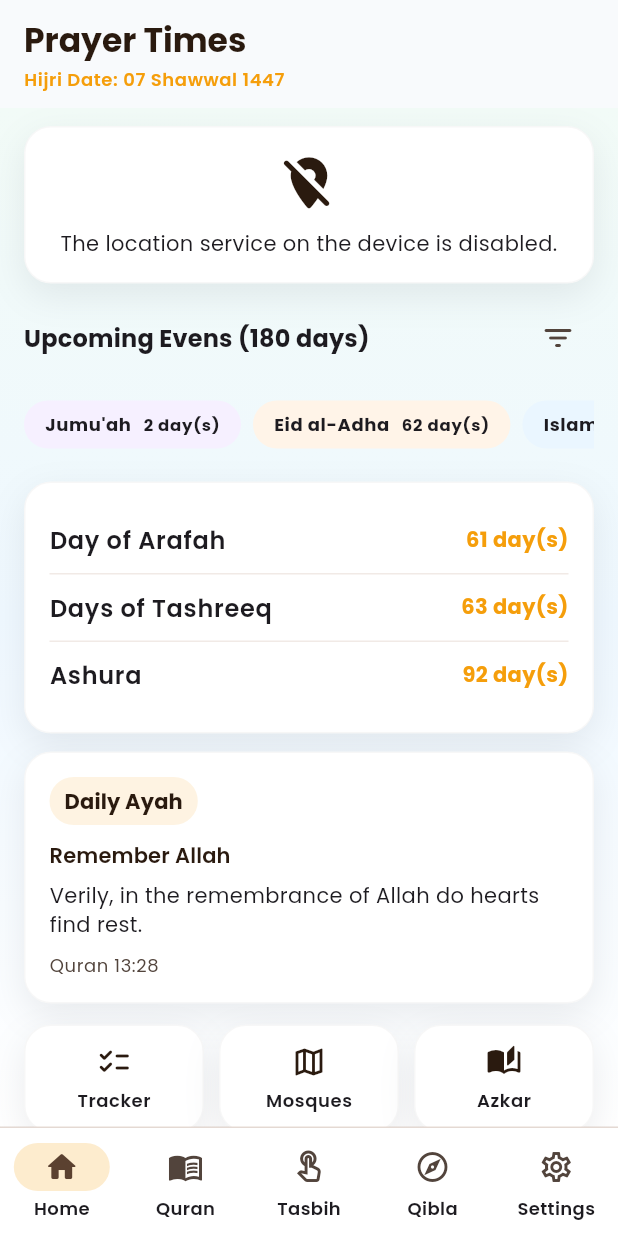
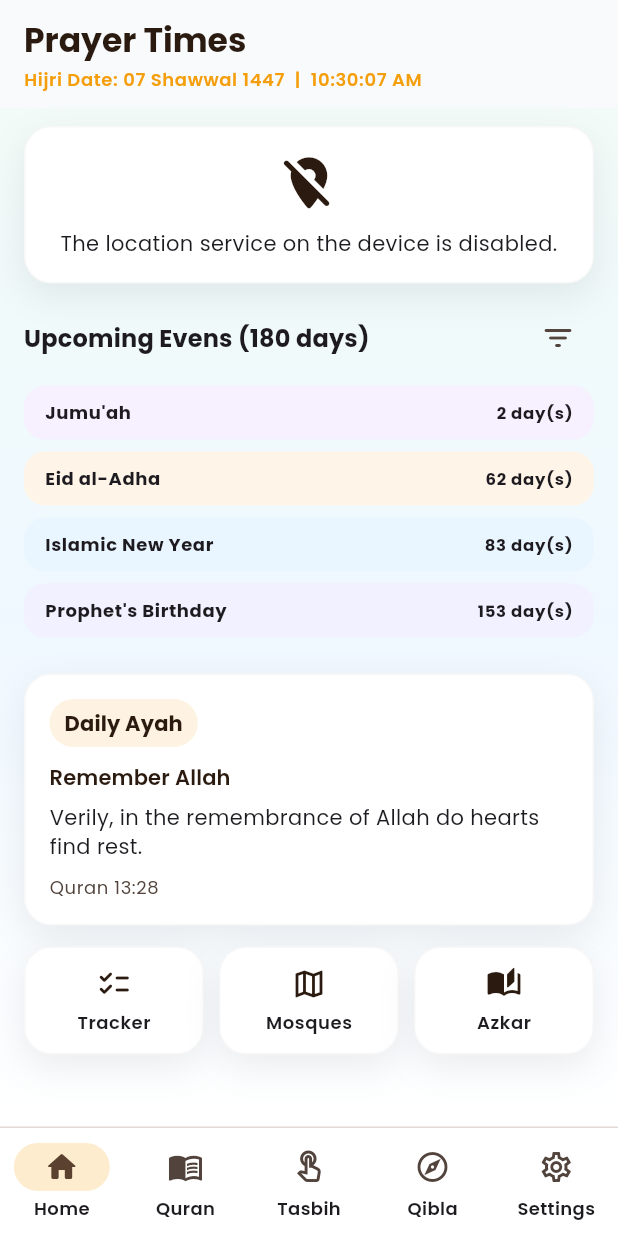
Before and after one commit to jahidjahid18/azan_new, a Flutter app: the screen it shows after launch, on a phone screen of 412 x 824 dp. Run offline on Flutter 3.47's test engine with Material 3 defaults, Android fonts, the phone set to English and light mode, and no system bars; our stand-ins replace adhan, file_picker, flutter_cache_manager, flutter_local_notifications, flutter_timezone, geocoding and 8 more; missing offline and left inert: flutter_qiblah, home_widget; accounts and stored records are empty; network calls fail; project files that could hold a hidden picture were left out.

Commit message:
working 6

```diff
--- a/lib/app.dart
+++ b/lib/app.dart
@@ -12,6 +12,7 @@ import 'package:azan_app/features/tasbih/presentation/tasbih_screen.dart';
 import 'package:azan_app/features/theme/theme_mode_option.dart';
 import 'package:flutter/material.dart';
 import 'package:hijri/hijri_calendar.dart';
+import 'package:intl/intl.dart';
 import 'package:provider/provider.dart';
 
 class AzanApp extends StatelessWidget {
@@ -60,6 +61,7 @@ class _MainScaffoldState extends State<_MainScaffold> {
     final showBanner = _currentTab == 0 || _currentTab == 4;
     final bottomInset = MediaQuery.of(context).viewPadding.bottom;
     final hijriDate = HijriCalendar.fromDate(now).toFormat('dd MMMM yyyy');
+    final currentTime = DateFormat('hh:mm:ss a').format(now);
     final titles = <String>[
       l10n.tr('titlePrayerTimes'),
       l10n.tr('titleQuran'),
@@ -78,7 +80,7 @@ class _MainScaffoldState extends State<_MainScaffold> {
             Text(titles[_currentTab]),
             const SizedBox(height: 2),
             Text(
-              '${l10n.tr('hijriDate')}: $hijriDate',
+              '${l10n.tr('hijriDate')}: $hijriDate  |  $currentTime',
               style: Theme.of(context).textTheme.bodySmall?.copyWith(
                 color: Theme.of(context).colorScheme.secondary,
                 fontWeight: FontWeight.w600,
@@ -90,6 +92,8 @@ class _MainScaffoldState extends State<_MainScaffold> {
       body: AppGradientBackground(
         useAlternative: _currentTab == 1 || _currentTab == 3,
         child: SafeArea(
+          top: false,
+          bottom: false,
           child: AnimatedSwitcher(
             duration: const Duration(milliseconds: 260),
             switchInCurve: Curves.easeOutCubic,
--- a/lib/features/calendar/presentation/islamic_events_section.dart
+++ b/lib/features/calendar/presentation/islamic_events_section.dart
@@ -1,5 +1,4 @@
 import 'package:azan_app/core/localization/app_localizations.dart';
-import 'package:azan_app/core/widgets/app_surface_card.dart';
 import 'package:flutter/material.dart';
 import 'package:hijri/hijri_calendar.dart';
 
@@ -35,17 +34,8 @@ class _IslamicEventsSectionState extends State<IslamicEventsSection> {
         .where((event) => event.showInChips)
         .take(_maxChipEvents)
         .toList(growable: false);
-    final chipEventKeys = chipEvents
-        .map((event) => _eventKey(event))
-        .toSet();
-    final listEvents = filteredEvents
-        .where(
-          (event) =>
-              event.showInMainList && !chipEventKeys.contains(_eventKey(event)),
-        )
-        .toList(growable: false);
 
-    if (chipEvents.isEmpty && listEvents.isEmpty) {
+    if (chipEvents.isEmpty) {
       return const SizedBox.shrink();
     }
 
@@ -71,20 +61,12 @@ class _IslamicEventsSectionState extends State<IslamicEventsSection> {
         ),
         const SizedBox(height: 8),
         if (chipEvents.isNotEmpty) ...<Widget>[
-          SizedBox(
-            height: 52,
-            child: SingleChildScrollView(
-              scrollDirection: Axis.horizontal,
-              child: Row(
-                children: chipEvents
-                    .asMap()
-                    .entries
-                    .map((entry) {
+          ...chipEvents.asMap().entries.map((entry) {
             final index = entry.key;
             final event = entry.value;
             return Padding(
               padding: EdgeInsets.only(
-                          right: index == chipEvents.length - 1 ? 0 : 8,
+                bottom: index == chipEvents.length - 1 ? 0 : 8,
               ),
               child: _EventChip(
                 title: _eventLabel(context, event.type),
@@ -92,31 +74,9 @@ class _IslamicEventsSectionState extends State<IslamicEventsSection> {
                 color: event.chipColor,
               ),
             );
-                    })
-                    .toList(growable: false),
-              ),
-            ),
-          ),
+          }),
           const SizedBox(height: 12),
         ],
-        if (listEvents.isNotEmpty)
-          AppSurfaceCard(
-            child: Column(
-              crossAxisAlignment: CrossAxisAlignment.start,
-              children: <Widget>[
-                ...listEvents.asMap().entries.map((entry) {
-                  final index = entry.key;
-                  final event = entry.value;
-                  final days = event.eventDate.difference(today).inDays;
-                  return _EventListRow(
-                    title: _eventLabel(context, event.type),
-                    days: days,
-                    isLast: index == listEvents.length - 1,
-                  );
-                }),
-              ],
-            ),
-          ),
       ],
     );
   }
@@ -128,10 +88,6 @@ class _IslamicEventsSectionState extends State<IslamicEventsSection> {
     _cachedDate = today;
     _cachedEvents = _IslamicEventsCalculator.calculate(today);
     return _cachedEvents;
-  }
-
-  String _eventKey(IslamicEventModel event) {
-    return '${event.type.name}-${event.eventDate.toIso8601String()}';
   }
 
   String _eventLabel(BuildContext context, IslamicEventType type) {
@@ -318,22 +274,22 @@ class _EventChip extends StatelessWidget {
   Widget build(BuildContext context) {
     final l10n = context.l10n;
     return Container(
-      constraints: const BoxConstraints(minWidth: 120),
-      padding: const EdgeInsets.symmetric(horizontal: 14, vertical: 8),
+      width: double.infinity,
+      padding: const EdgeInsets.symmetric(horizontal: 14, vertical: 10),
       decoration: BoxDecoration(
         color: color,
-        borderRadius: BorderRadius.circular(24),
+        borderRadius: BorderRadius.circular(14),
       ),
       child: Row(
-        mainAxisSize: MainAxisSize.min,
         children: <Widget>[
-          Text(
+          Expanded(
+            child: Text(
               title,
-            maxLines: 1,
-            overflow: TextOverflow.ellipsis,
+              softWrap: true,
               style: Theme.of(
                 context,
               ).textTheme.bodySmall?.copyWith(fontWeight: FontWeight.w700),
+            ),
           ),
           const SizedBox(width: 8),
           Text(
@@ -341,56 +297,6 @@ class _EventChip extends StatelessWidget {
             style: Theme.of(
               context,
             ).textTheme.labelSmall?.copyWith(fontWeight: FontWeight.w700),
-          ),
-        ],
-      ),
-    );
-  }
-}
-
-class _EventListRow extends StatelessWidget {
-  const _EventListRow({
-    required this.title,
-    required this.days,
-    this.isLast = false,
-  });
-
-  final String title;
-  final int days;
-  final bool isLast;
-
-  @override
-  Widget build(BuildContext context) {
-    final l10n = context.l10n;
-    return Container(
-      padding: const EdgeInsets.symmetric(vertical: 10),
-      decoration: BoxDecoration(
-        border: Border(
-          bottom: isLast
-              ? BorderSide.none
-              : BorderSide(
-                  color: Theme.of(
-                    context,
-                  ).colorScheme.outlineVariant.withValues(alpha: 0.35),
-                ),
-        ),
-      ),
-      child: Row(
-        children: <Widget>[
-          Expanded(
-            child: Text(
-              title,
-              style: Theme.of(
-                context,
-              ).textTheme.bodyLarge?.copyWith(fontWeight: FontWeight.w600),
-            ),
-          ),
-          Text(
-            l10n.tr('eventInDays', <String, String>{'days': '$days'}),
-            style: Theme.of(context).textTheme.bodyMedium?.copyWith(
-              color: Theme.of(context).colorScheme.secondary,
-              fontWeight: FontWeight.w700,
-            ),
           ),
         ],
       ),
--- a/lib/features/qibla/presentation/qibla_screen.dart
+++ b/lib/features/qibla/presentation/qibla_screen.dart
@@ -173,7 +173,7 @@ class _CompassBody extends StatelessWidget {
     final bottomPadding = MediaQuery.of(context).viewPadding.bottom;
     final l10n = context.l10n;
     return ListView(
-      padding: EdgeInsets.fromLTRB(20, 20, 20, 100 + bottomPadding),
+      padding: EdgeInsets.fromLTRB(20, 20, 20, 24 + bottomPadding),
       children: <Widget>[
         Text(
           l10n.tr('qiblaCompass'),
--- a/lib/features/quran/presentation/quran_dashboard_screen.dart
+++ b/lib/features/quran/presentation/quran_dashboard_screen.dart
@@ -68,7 +68,7 @@ class _QuranDashboardScreenState extends State<QuranDashboardScreen> {
         final todayAyah = _dailyAyah(surahs);
 
         return ListView(
-          padding: EdgeInsets.fromLTRB(14, 14, 14, 110 + bottomPadding),
+          padding: EdgeInsets.fromLTRB(14, 14, 14, 24 + bottomPadding),
           children: <Widget>[
             _HeaderCard(
               language: language,
--- a/lib/features/settings/presentation/settings_screen.dart
+++ b/lib/features/settings/presentation/settings_screen.dart
@@ -42,7 +42,7 @@ class _SettingsScreenState extends State<SettingsScreen> {
     final bottomPadding = MediaQuery.of(context).viewPadding.bottom;
 
     return ListView(
-      padding: EdgeInsets.fromLTRB(16, 12, 16, 110 + bottomPadding),
+      padding: EdgeInsets.fromLTRB(16, 12, 16, 24 + bottomPadding),
       children: <Widget>[
         _SectionTitle(
           title: l10n.tr('location'),
--- a/lib/features/tasbih/presentation/tasbih_screen.dart
+++ b/lib/features/tasbih/presentation/tasbih_screen.dart
@@ -15,7 +15,7 @@ class TasbihScreen extends StatelessWidget {
     final bottomPadding = MediaQuery.of(context).viewPadding.bottom;
 
     return ListView(
-      padding: EdgeInsets.fromLTRB(16, 12, 16, 110 + bottomPadding),
+      padding: EdgeInsets.fromLTRB(16, 12, 16, 24 + bottomPadding),
       children: <Widget>[
         Text(
           l10n.tr('tasbihCounter'),
```
Also changed, not shown: lib/features/home/presentation/home_screen.dart (+32 -38 lines). Lines whose indentation alone changed are shown as unchanged.
